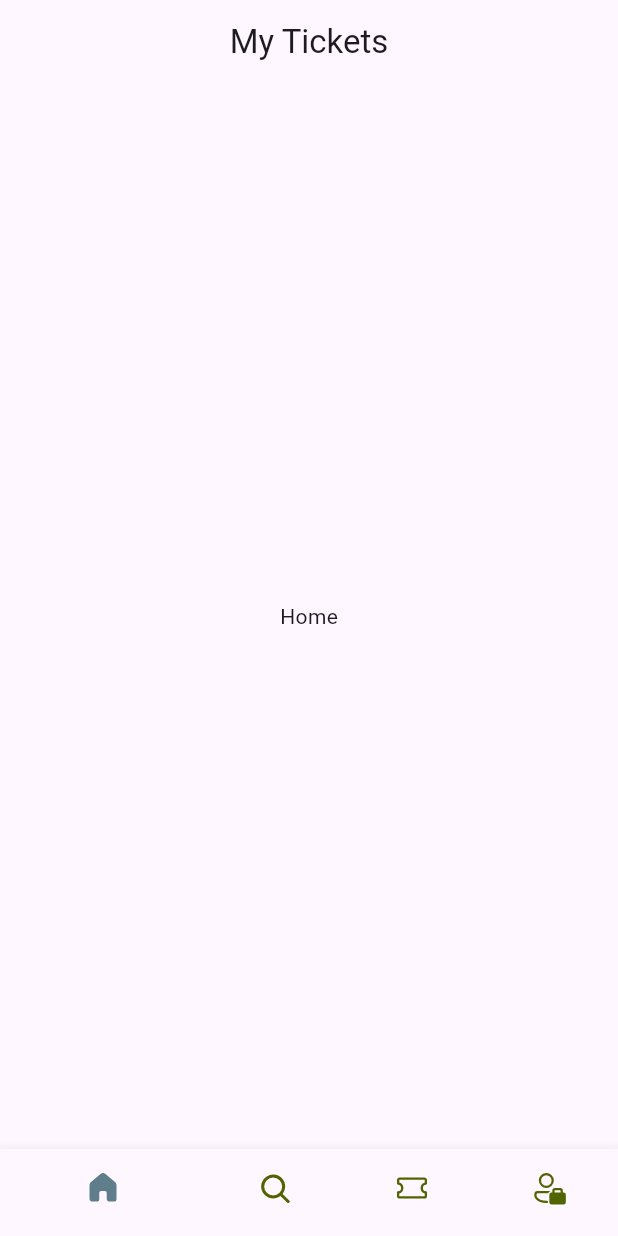
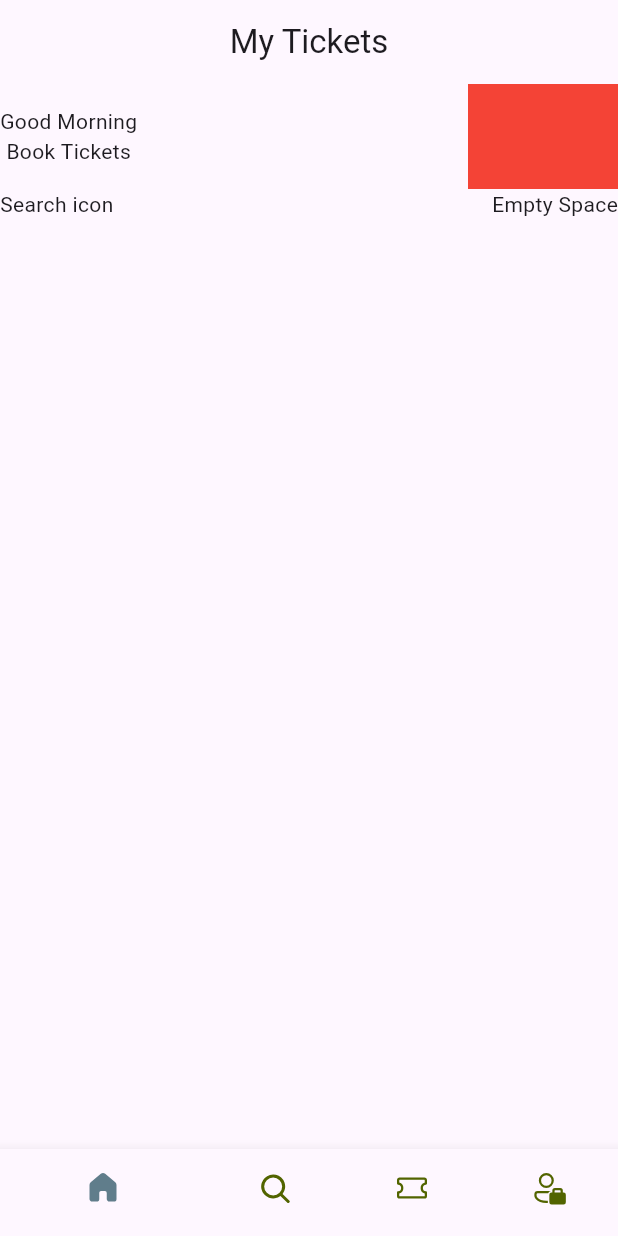
Before and after one commit to aghoneim2/fakeToGo, a Flutter app: the screen it shows after launch, on a phone screen of 412 x 824 dp. Run offline on Flutter 3.47's test engine with Material 3 defaults, Android fonts, the phone set to English and light mode, and no system bars; our stand-ins replace fluentui_icons.

```diff
--- a/lib/components/bottom_nav_bar.dart
+++ b/lib/components/bottom_nav_bar.dart
@@ -1,5 +1,6 @@
 import 'package:fluentui_icons/fluentui_icons.dart';
 import 'package:flutter/material.dart';
+import 'package:hello/screens/home_screen.dart';
 
 class BottomNavBar extends StatefulWidget {
   const BottomNavBar({super.key});
@@ -11,11 +12,21 @@ class BottomNavBar extends StatefulWidget {
 class _BottomNavBarState extends State<BottomNavBar> {
   //list of app icons/screens
   final appScreens = [
-    const Center(child: Text("Home")),
+    const HomeScreen(),
     const Center(child: Text("Search")),
     const Center(child: Text("Tickets")),
     const Center(child: Text("Profile")),
   ];
+
+  //change our index for bottom navBar
+  int _selectedIndex = 0;
+
+  //changes app state
+  void _onItemTapped(int index) {
+    setState(() {
+      _selectedIndex = index;
+    });
+  }
 
   @override
   Widget build(BuildContext context) {
@@ -25,11 +36,13 @@ class _BottomNavBarState extends State<BottomNavBar> {
           child: Text("My Tickets"),
         ),
       ),
-      body: appScreens[0],
+      body: appScreens[_selectedIndex],
       bottomNavigationBar: BottomNavigationBar(
         selectedItemColor: Colors.blueGrey,
+        currentIndex: _selectedIndex,
         showSelectedLabels: false,
         unselectedItemColor: const Color(0xff526400),
+        onTap: _onItemTapped,
         items: const [
           BottomNavigationBarItem(
               icon: Icon(FluentSystemIcons.ic_fluent_home_regular),
--- /dev/null
+++ b/lib/screens/home_screen.dart
@@ -0,0 +1,43 @@
+import 'package:flutter/material.dart';
+
+class HomeScreen extends StatelessWidget {
+  const HomeScreen({super.key});
+
+  @override
+  Widget build(BuildContext context) {
+    return Scaffold(
+      //using List view for scrollable effect
+      body: ListView(
+        children: [
+          Column(
+            children: [
+              Row(
+                mainAxisAlignment: MainAxisAlignment.spaceBetween,
+                children: [
+                  const Column(
+                    children: [
+                      Text("Good Morning"),
+                      Text("Book Tickets"),
+                    ],
+                  ),
+                  Container(
+                    width: 100,
+                    height: 70,
+                    color: Colors.red,
+                  ),
+                ],
+              ),
+              const Row(
+                mainAxisAlignment: MainAxisAlignment.spaceBetween,
+                children: [
+                  Text("Search icon"),
+                  Text("Empty Space"),
+                ],
+              ),
+            ],
+          ),
+        ],
+      ),
+    );
+  }
+}
```
